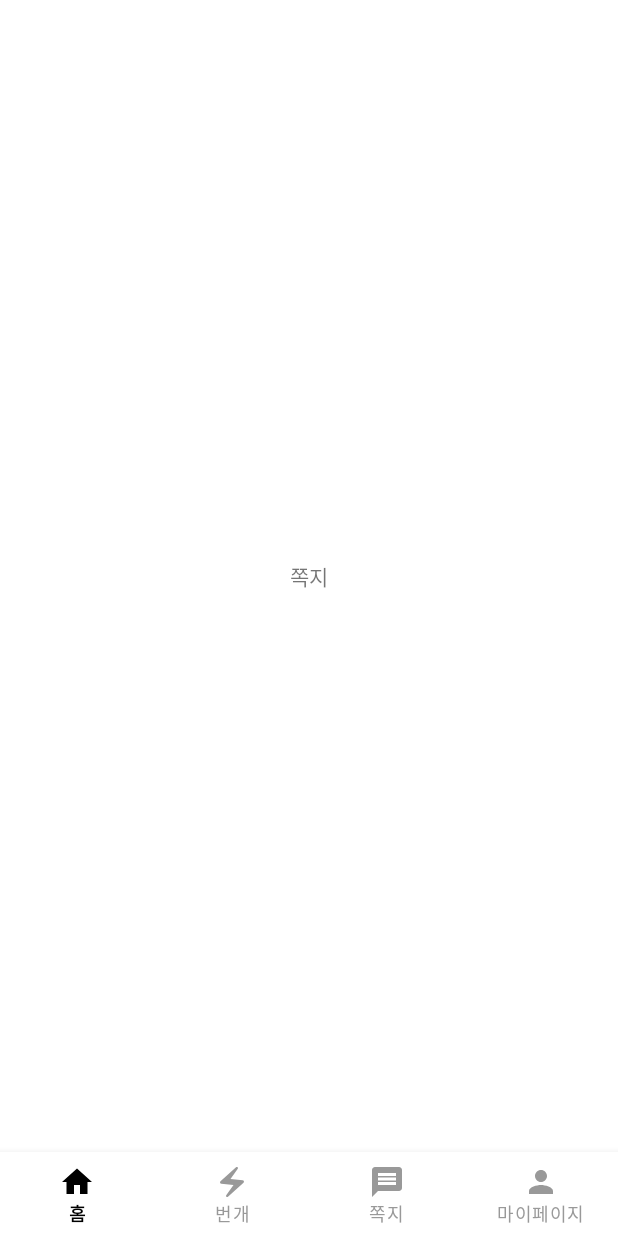
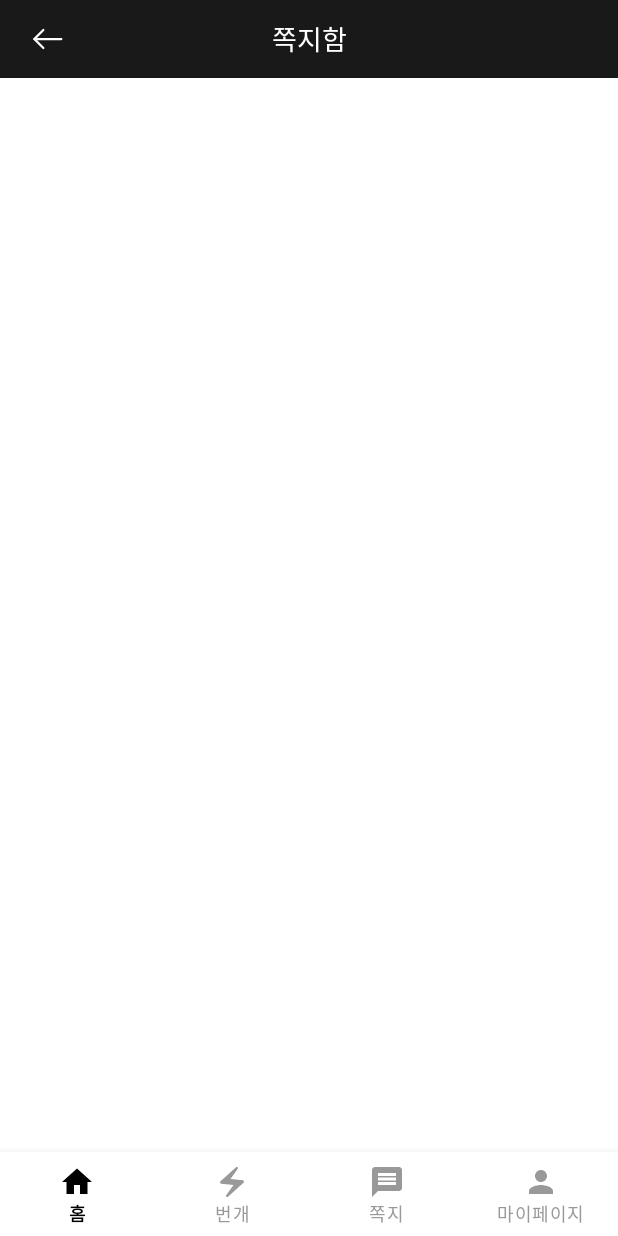
Before and after one commit to TEAM-PLAYTOGETHER/PlayTogether_Android, an Android app: the fragment MessageFragment placed in its activity, on a phone screen of 412 x 824 dp. Run offline under Robolectric (Android 15) with nearby library versions, the phone set to English and light mode, and no system bars; our stand-ins replace data binding.

Commit message:
[FEAT] #33 - 쪽지함 뷰 완성(어댑터는 안만듬)

```diff
--- a/app/src/main/java/com/playtogether_android/app/presentation/ui/message/MessageFragment.kt
+++ b/app/src/main/java/com/playtogether_android/app/presentation/ui/message/MessageFragment.kt
@@ -17,7 +17,4 @@ class MessageFragment :
     override fun onViewCreated(view: View, savedInstanceState: Bundle?) {
         super.onViewCreated(view, savedInstanceState)
     }
-
-
-
 }
--- a/app/src/main/res/layout/fragment_home.xml
+++ b/app/src/main/res/layout/fragment_home.xml
@@ -9,7 +9,7 @@
 
 
     <androidx.constraintlayout.widget.ConstraintLayout
-        android:id="@+id/cl_my_page_main"
+        android:id="@+id/cl_message"
         android:layout_width="match_parent"
         android:layout_height="match_parent">
 
--- a/app/src/main/res/layout/fragment_message.xml
+++ b/app/src/main/res/layout/fragment_message.xml
@@ -9,19 +9,57 @@
 
 
     <androidx.constraintlayout.widget.ConstraintLayout
-        android:id="@+id/cl_my_page_main"
+        android:id="@+id/cl_message"
         android:layout_width="match_parent"
         android:layout_height="match_parent">
 
-        <TextView
-            android:id="@+id/tv_test"
-            android:layout_width="wrap_content"
+        <androidx.constraintlayout.widget.ConstraintLayout
+            android:id="@+id/cl_message_top"
+            android:layout_width="match_parent"
             android:layout_height="wrap_content"
-            android:text="@string/navigation_message"
-            app:layout_constraintTop_toTopOf="parent"
+            android:background="@color/gray_black"
+            app:layout_constraintTop_toTopOf="parent">
+
+            <ImageView
+                android:id="@+id/iv_message_back"
+                android:layout_width="wrap_content"
+                android:layout_height="wrap_content"
+                android:layout_marginStart="10dp"
+                android:layout_marginTop="4dp"
+                android:layout_marginBottom="4dp"
+                android:padding="10dp"
+                app:layout_constraintBottom_toBottomOf="parent"
+                app:layout_constraintStart_toStartOf="parent"
+                app:layout_constraintTop_toTopOf="parent"
+                app:srcCompat="@drawable/ic_icn_back" />
+
+            <TextView
+                android:id="@+id/tv_message_title"
+                android:layout_width="wrap_content"
+                android:layout_height="wrap_content"
+                android:fontFamily="@font/pretendard_bold"
+                android:includeFontPadding="false"
+                android:text="@string/messageBox"
+                android:textColor="@color/white"
+                android:textSize="18sp"
+                app:layout_constraintBottom_toBottomOf="@+id/iv_message_back"
+                app:layout_constraintEnd_toEndOf="parent"
+                app:layout_constraintStart_toStartOf="parent"
+                app:layout_constraintTop_toTopOf="@+id/iv_message_back" />
+        </androidx.constraintlayout.widget.ConstraintLayout>
+
+        <androidx.recyclerview.widget.RecyclerView
+            android:id="@+id/rv_messageRoom"
+            android:layout_width="0dp"
+            android:layout_height="0dp"
+            android:layout_marginStart="20dp"
+            android:layout_marginEnd="20dp"
+            app:layoutManager="androidx.recyclerview.widget.LinearLayoutManager"
+            tools:listitem="@layout/item_message_room"
+            app:layout_constraintBottom_toBottomOf="parent"
+            app:layout_constraintEnd_toEndOf="parent"
             app:layout_constraintStart_toStartOf="parent"
-            app:layout_constraintEnd_toEndOf="parent"
-            app:layout_constraintBottom_toBottomOf="parent" />
+            app:layout_constraintTop_toBottomOf="@+id/cl_message_top" />
 
     </androidx.constraintlayout.widget.ConstraintLayout>
 </layout>
--- a/app/src/main/res/layout/fragment_my_page.xml
+++ b/app/src/main/res/layout/fragment_my_page.xml
@@ -9,7 +9,7 @@
 
 
     <androidx.constraintlayout.widget.ConstraintLayout
-        android:id="@+id/cl_my_page_main"
+        android:id="@+id/cl_message"
         android:layout_width="match_parent"
         android:layout_height="match_parent">
 
--- a/app/src/main/res/values/strings.xml
+++ b/app/src/main/res/values/strings.xml
@@ -102,4 +102,6 @@
     <string name="text_get_start">시작하기</string>
     <string name="text_no_relevant">해당사항 없음</string>
 
+    <!-- message -->
+    <string name="messageBox">쪽지함</string>
 </resources>
```
Also changed, not shown: app/src/main/AndroidManifest.xml (+8 -8 lines), app/src/main/res/drawable/circle_main_green.xml (added, +8 -0 lines), app/src/main/res/layout/item_message_room.xml (added, +100 -0 lines).
